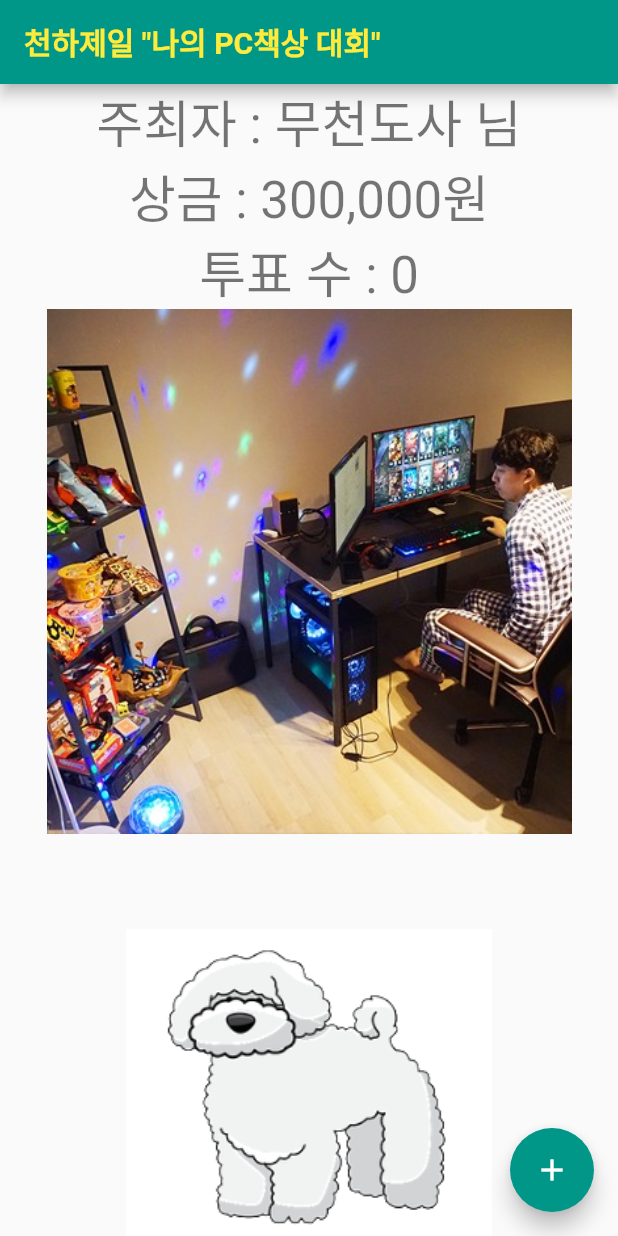
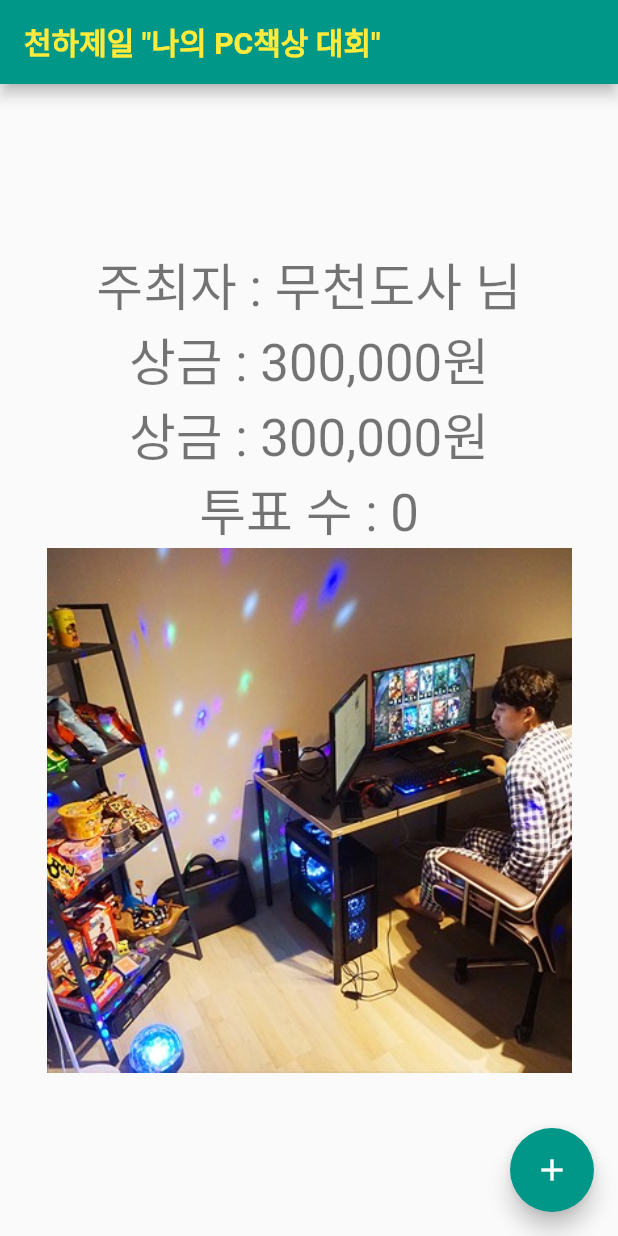
Before and after one commit to CircleJune2/Flutter_App_1st, a Flutter app: the screen it shows after launch, on a phone screen of 412 x 824 dp. Run offline on Flutter 3.47's test engine with Material 2 defaults, Android fonts, the phone set to English and light mode, and no system bars.

Commit message:
텍스트 요소 추가

```diff
--- a/lib/main.dart
+++ b/lib/main.dart
@@ -115,6 +115,10 @@
               style: Theme.of(context).textTheme.headline4,
             ),
             Text(
+              '상금 : 300,000원',
+              style: Theme.of(context).textTheme.headline4,
+            ),
+            Text(
               '투표 수 : '
               '$_counter',
               style: Theme.of(context).textTheme.headline4,
@@ -123,10 +127,6 @@
                 height: 350,
                 width: 350,
                 child: Image.asset('images/dog_1.png')),
-            SizedBox(
-                height: 350,
-                width: 350,
-                child: Image.asset('images/dog_2.png')),
 
           ],
         ),
```
